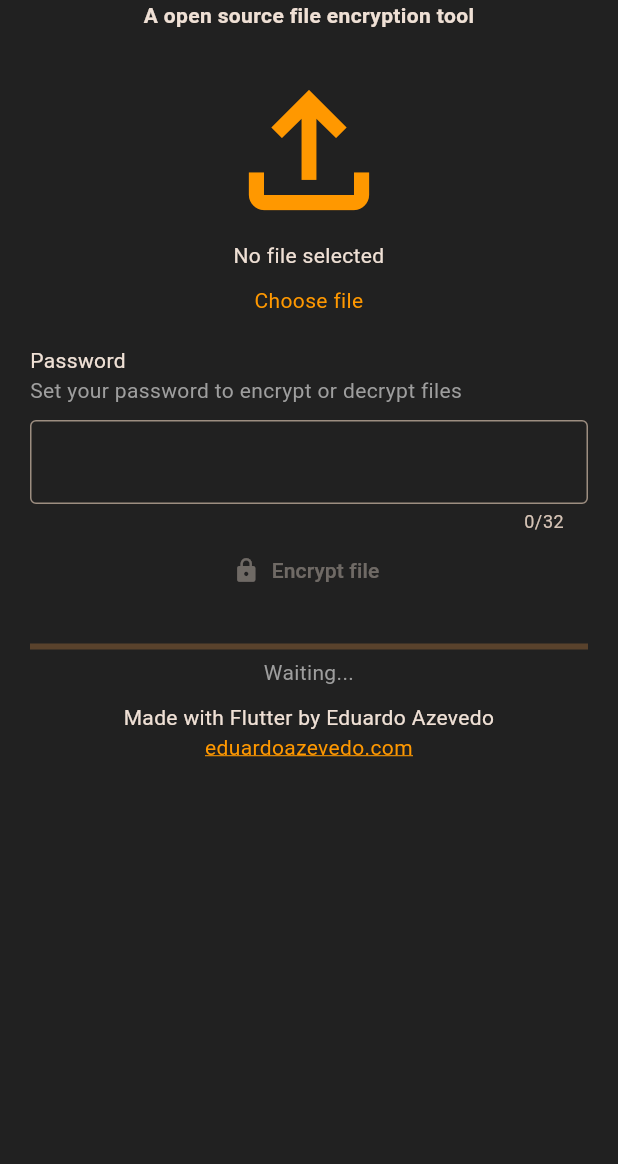
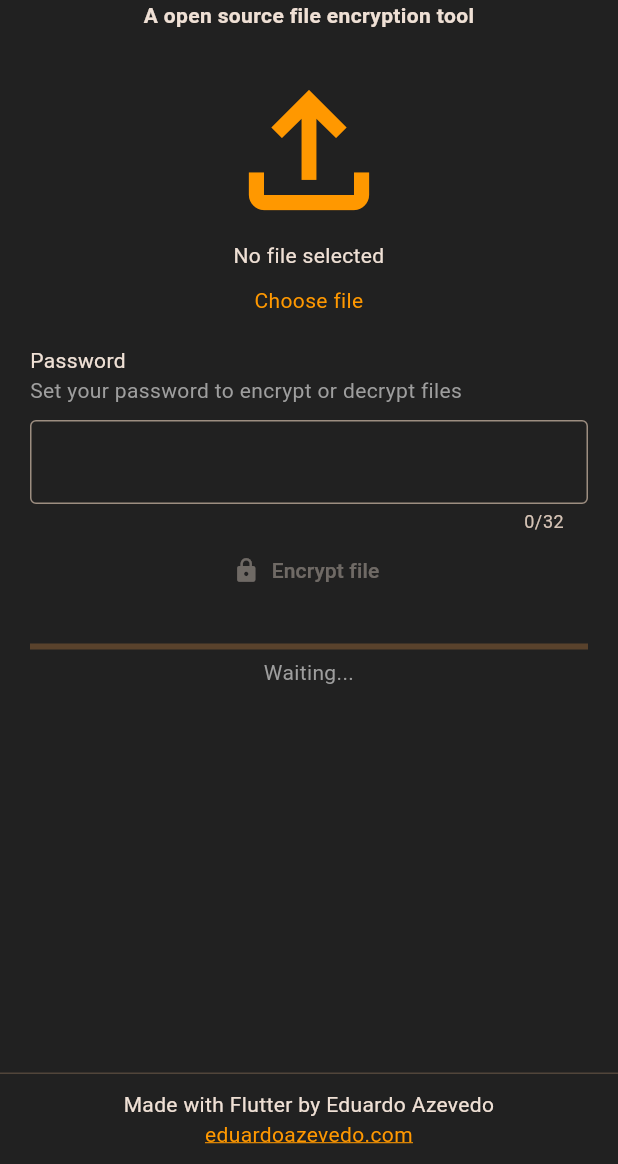
Before and after one commit to eduardoazvd17/fcryptor, a Flutter app: the screen it shows after launch, on a phone screen of 412 x 824 dp, the part 72-1236 px from its top. Run offline on Flutter 3.47's test engine with Material 3 defaults, Android fonts, the phone set to English and light mode, and no system bars; our stand-ins replace file_picker; missing offline and left inert: encrypt, window_manager.

```diff
--- a/lib/pages/home_page.dart
+++ b/lib/pages/home_page.dart
@@ -73,11 +73,14 @@ class _HomePageState extends State<HomePage> {
     return GestureDetector(
       onTap: () => FocusScope.of(context).unfocus(),
       child: Scaffold(
-        body: SingleChildScrollView(
+        resizeToAvoidBottomInset: false,
+        body: Column(
+          children: [
+            Expanded(
+              child: SingleChildScrollView(
                 child: SafeArea(
                   child: Padding(
                     padding: const EdgeInsets.all(20),
-              child: Center(
                     child: Column(
                       children: [
                         Text(
@@ -91,12 +94,12 @@ class _HomePageState extends State<HomePage> {
                         Text(
                           'A open source file encryption tool',
                           textAlign: TextAlign.center,
-                      style: Theme.of(context).textTheme.bodyMedium?.copyWith(
+                          style:
+                              Theme.of(context).textTheme.bodyMedium?.copyWith(
                                     fontWeight: FontWeight.bold,
                                   ),
                         ),
-                    Expanded(
-                      child: Padding(
+                        Padding(
                           padding: const EdgeInsets.symmetric(vertical: 10),
                           child: Column(
                             children: [
@@ -108,7 +111,8 @@ class _HomePageState extends State<HomePage> {
                                   child: Padding(
                                     padding: const EdgeInsets.all(10),
                                     child: Column(
-                                    mainAxisAlignment: MainAxisAlignment.center,
+                                      mainAxisAlignment:
+                                          MainAxisAlignment.center,
                                       crossAxisAlignment:
                                           CrossAxisAlignment.stretch,
                                       children: [
@@ -125,7 +129,8 @@ class _HomePageState extends State<HomePage> {
                                           textAlign: TextAlign.center,
                                         ),
                                         Padding(
-                                        padding: const EdgeInsets.only(top: 10),
+                                          padding:
+                                              const EdgeInsets.only(top: 10),
                                           child: Text(
                                             _selectedFile == null
                                                 ? 'Choose file'
@@ -178,12 +183,14 @@ class _HomePageState extends State<HomePage> {
                                     ? null
                                     : _start,
                                 icon: Icon(
-                                _selectedFile?.path.endsWith('.fcrypto') == true
+                                  _selectedFile?.path.endsWith('.fcryptor') ==
+                                          true
                                       ? Icons.lock_open_outlined
                                       : Icons.lock,
                                 ),
                                 label: Text(
-                                _selectedFile?.path.endsWith('.fcrypto') == true
+                                  _selectedFile?.path.endsWith('.fcryptor') ==
+                                          true
                                       ? 'Decrypt file'
                                       : 'Encrypt file',
                                 ),
@@ -205,8 +212,18 @@ class _HomePageState extends State<HomePage> {
                             ],
                           ),
                         ),
+                      ],
                     ),
-                    InkWell(
+                  ),
+                ),
+              ),
+            ),
+            const Divider(height: 0),
+            SafeArea(
+              top: false,
+              child: Padding(
+                padding: const EdgeInsets.all(10),
+                child: InkWell(
                   borderRadius: BorderRadius.circular(8),
                   onTap: _openMyWebsite,
                   child: Column(
@@ -230,11 +247,9 @@ class _HomePageState extends State<HomePage> {
                     ],
                   ),
                 ),
-                  ],
               ),
             ),
-            ),
-          ),
+          ],
         ),
       ),
     );
--- a/lib/services/file_encryption_service.dart
+++ b/lib/services/file_encryption_service.dart
@@ -1,8 +1,5 @@
-// ignore_for_file: depend_on_referenced_packages
-
 import 'dart:io';
 import 'package:encrypt/encrypt.dart';
-import 'package:path/path.dart' as path;
 
 const _kDefaultPaddingChar = 'x';
 
@@ -33,7 +30,7 @@ class FileEncryptionService {
       final iv = IV.fromLength(16);
       final encrypter = Encrypter(AES(aesKey, mode: AESMode.cbc));
       final encrypted = encrypter.encryptBytes(fileBytes, iv: iv);
-      final encryptedFilePath = path.setExtension(file.path, '.fcrypto');
+      final encryptedFilePath = '${file.path}.fcryptor';
       await File(encryptedFilePath).writeAsBytes(iv.bytes + encrypted.bytes);
       return encryptedFilePath;
     } catch (_) {
@@ -55,7 +52,7 @@ class FileEncryptionService {
       final encrypter = Encrypter(AES(aesKey, mode: AESMode.cbc));
       final decrypted =
           encrypter.decryptBytes(Encrypted(encryptedData), iv: iv);
-      final originalFilePath = path.withoutExtension(file.path);
+      final originalFilePath = file.path.replaceAll('.fcryptor', '');
       await File(originalFilePath).writeAsBytes(decrypted);
       return originalFilePath;
     } catch (_) {
```
Also changed, not shown: 4 other files. Lines whose indentation alone changed are shown as unchanged.
